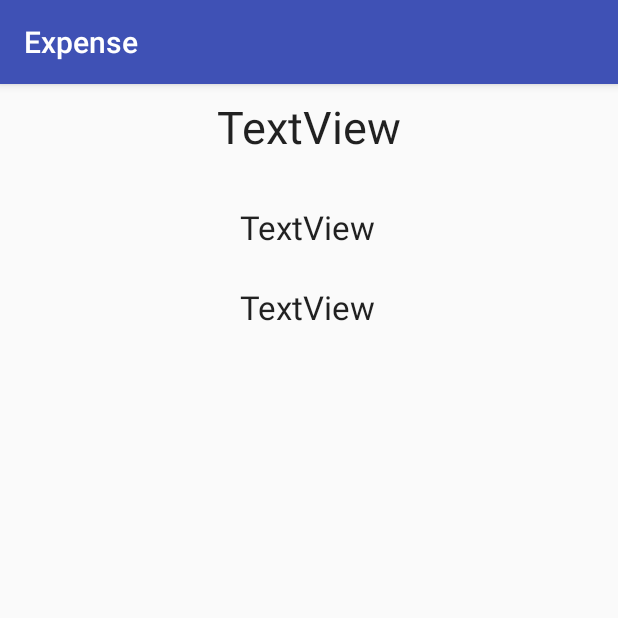
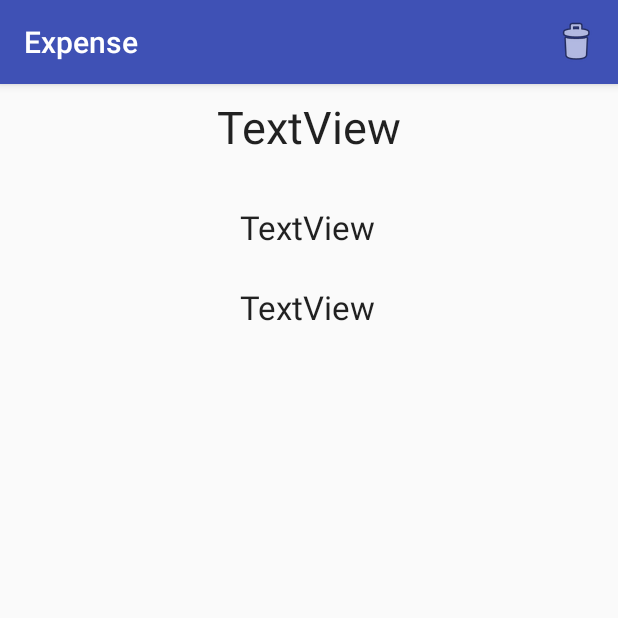
Before and after one commit to AM903103/Expense, an Android app: the DetailActivity screen opened directly, with no data from a screen before it, on a phone screen of 412 x 824 dp, the top half of it. Run offline under Robolectric (Android 15) with nearby library versions, the phone set to English and light mode, and no system bars; 3 statements that could not run were skipped.

Commit message:
Add Remove menuitem

```diff
--- a/app/src/main/java/com/gamma404/expense/DetailActivity.java
+++ b/app/src/main/java/com/gamma404/expense/DetailActivity.java
@@ -3,17 +3,44 @@ package com.gamma404.expense;
 import android.os.Parcelable;
 import android.support.v7.app.AppCompatActivity;
 import android.os.Bundle;
+import android.support.v7.widget.Toolbar;
+import android.util.Log;
+import android.view.Menu;
+import android.view.MenuItem;
 import android.widget.TextView;
 
 public class DetailActivity extends AppCompatActivity {
+
+    private static final String TAG = DetailActivity.class.getSimpleName();
+    private Expense expense;
 
     @Override
     protected void onCreate(Bundle savedInstanceState) {
         super.onCreate(savedInstanceState);
         setContentView(R.layout.activity_detail);
-        Expense expense = getIntent().getParcelableExtra("EXPENSE");
-        ((TextView)findViewById(R.id.detail_tv_date)).setText(expense.getDate());
-        ((TextView)findViewById(R.id.detail_tv_info)).setText(expense.getInfo());
-        ((TextView)findViewById(R.id.detail_tv_amount)).setText(expense.getAmount()+"");
+        expense = getIntent().getParcelableExtra("EXPENSE");
+        ((TextView) findViewById(R.id.detail_tv_date)).setText(expense.getDate());
+        ((TextView) findViewById(R.id.detail_tv_info)).setText(expense.getInfo());
+        ((TextView) findViewById(R.id.detail_tv_amount)).setText(expense.getAmount() + "");
+    }
+
+    @Override
+    public boolean onCreateOptionsMenu(Menu menu) {
+        //return true :menu to be displayed;
+        //return false: it will not be shown.
+        getMenuInflater().inflate(R.menu.menu_detail, menu);
+
+        return true;
+    }
+
+    @Override
+    public boolean onOptionsItemSelected(MenuItem item) {
+        if (item.getItemId() == R.id.action_delete) {
+            Log.d(TAG, "onOptionsItemSelected: ");
+            getContentResolver().delete(ExpenseContact.uri, " = ? ",
+                    new String[]{expense.getId() + ""});
+            finish();
+        }
+        return super.onOptionsItemSelected(item);
     }
 }
--- /dev/null
+++ b/app/src/main/res/menu/menu_detail.xml
@@ -0,0 +1,10 @@
+<?xml version="1.0" encoding="utf-8"?>
+<menu xmlns:app="http://schemas.android.com/apk/res-auto"
+    xmlns:android="http://schemas.android.com/apk/res/android">
+
+    <item
+        android:id="@+id/action_delete"
+        android:icon="@android:drawable/ic_menu_delete"
+        android:title="Delete"
+        app:showAsAction="always" />
+</menu>
```
